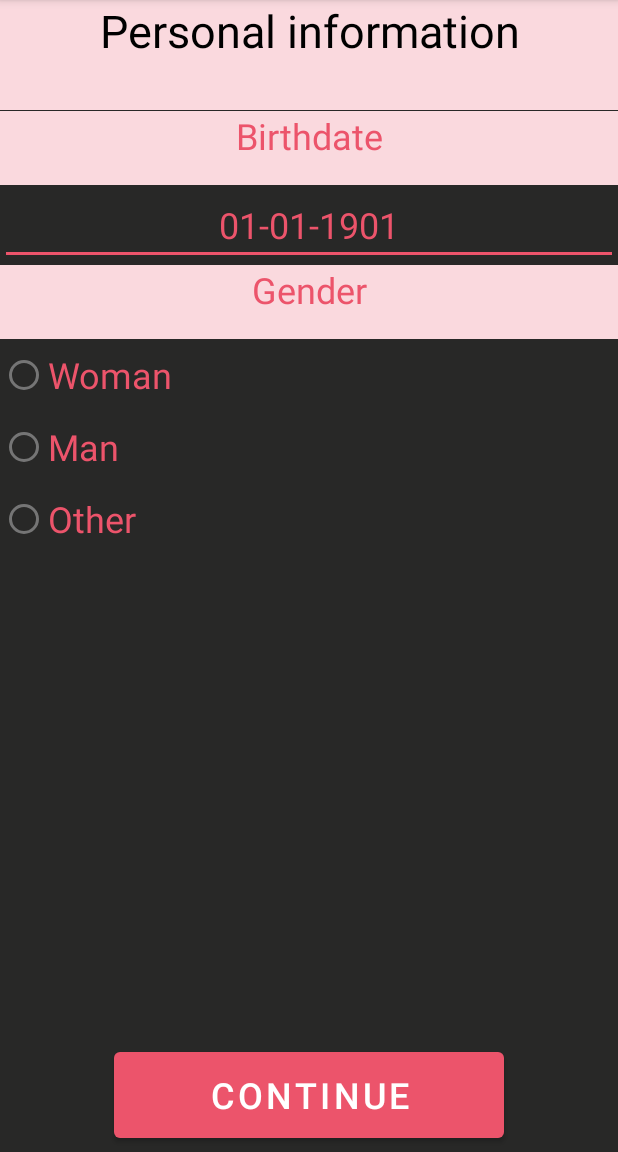
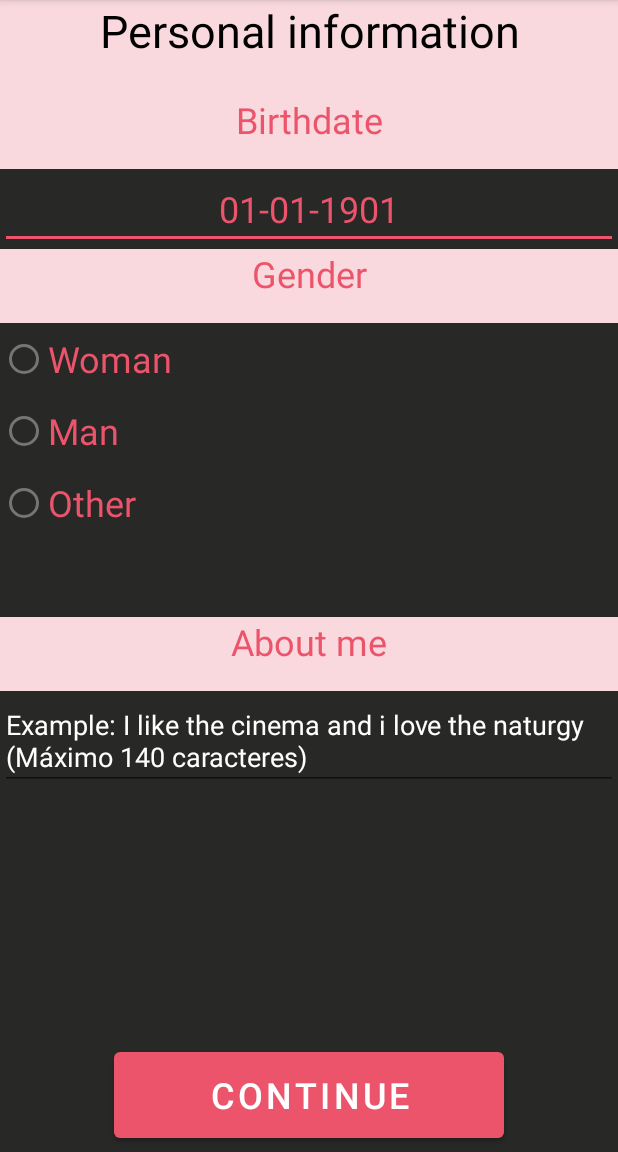
Before and after one commit to Jony8gf/JonathanGonzalezFragaPDM, an Android app: the MainActivity2_DatosPersonales screen opened directly, with no data from a screen before it, on a phone screen of 412 x 824 dp, the part 84-1236 px from its top. Run offline under Robolectric (Android 15) with nearby library versions, the phone set to English and light mode, and no system bars.

Commit message:
Añadir Descipcion sobre cada perfil

```diff
--- a/app/src/main/java/com/example/jonathangonzalezfragapdm/MainActivity2_DatosPersonales.java
+++ b/app/src/main/java/com/example/jonathangonzalezfragapdm/MainActivity2_DatosPersonales.java
@@ -6,6 +6,7 @@ import android.content.Intent;
 import android.os.Bundle;
 import android.view.View;
 import android.widget.ArrayAdapter;
+import android.widget.EditText;
 import android.widget.RadioButton;
 import android.widget.Spinner;
 
@@ -13,6 +14,7 @@ public class MainActivity2_DatosPersonales extends AppCompatActivity {
 
     private Spinner spinner;
     private RadioButton g_otro, g_masc, g_fem;
+    private EditText fecha_nacimiento, descipcion;
 
     String []generos ={"BiGenero",
             "Cross–Dresser",
@@ -47,6 +49,10 @@ public class MainActivity2_DatosPersonales extends AppCompatActivity {
         super.onCreate(savedInstanceState);
         setContentView(R.layout.activity_main_activity2__datos_personales);
 
+        //Asigancion de EditText
+        fecha_nacimiento = findViewById(R.id.editText_FechaNacimiento);
+        descipcion = findViewById(R.id.editText_SobreMi);
+
         //Asignacion de Spinner
         spinner = findViewById(R.id.spinner_Genero);
         ArrayAdapter<String> adapter = new ArrayAdapter<String>(this,android.R.layout.simple_spinner_item, generos);
@@ -74,7 +80,7 @@ public class MainActivity2_DatosPersonales extends AppCompatActivity {
         });
 
         //OnClickListener de g_masc
-        g_fem.setOnClickListener(new View.OnClickListener(){
+        g_masc.setOnClickListener(new View.OnClickListener(){
             @Override
             public void onClick(View view) {
                 spinner.setVisibility(View.INVISIBLE);
--- a/app/src/main/res/layout/activity_main_activity2__datos_personales.xml
+++ b/app/src/main/res/layout/activity_main_activity2__datos_personales.xml
@@ -11,7 +11,7 @@
     <TextView
         android:id="@+id/textView_DatosPersonales"
         android:layout_width="match_parent"
-        android:layout_height="73dp"
+        android:layout_height="64dp"
         android:layout_alignParentStart="true"
         android:layout_alignParentTop="true"
         android:layout_alignParentEnd="true"
@@ -43,15 +43,15 @@
 
     <LinearLayout
         android:layout_width="match_parent"
-        android:layout_height="405dp"
+        android:layout_height="470dp"
         android:layout_alignParentStart="true"
         android:layout_alignParentTop="true"
         android:layout_alignParentEnd="true"
         android:layout_alignParentBottom="true"
         android:layout_marginStart="0dp"
-        android:layout_marginTop="74dp"
+        android:layout_marginTop="63dp"
         android:layout_marginEnd="0dp"
-        android:layout_marginBottom="124dp"
+        android:layout_marginBottom="70dp"
         android:orientation="vertical">
 
         <TextView
@@ -124,6 +124,28 @@
             android:textAlignment="center"
             android:visibility="invisible" />
 
+        <TextView
+            android:id="@+id/textView_SobreMi"
+            android:layout_width="match_parent"
+            android:layout_height="49dp"
+            android:background="@color/pink_safe"
+            android:text="@string/sobre_mi"
+            android:textAlignment="center"
+            android:textColor="@color/pink"
+            android:textSize="24sp" />
+
+        <EditText
+            android:id="@+id/editText_SobreMi"
+            android:layout_width="match_parent"
+            android:layout_height="66dp"
+            android:autofillHints=""
+            android:ems="10"
+            android:gravity="start|top"
+            android:hint="@string/des_sobre_mi"
+            android:inputType="textMultiLine"
+            android:textColor="@color/white"
+            android:textColorHint="@color/white" />
+
     </LinearLayout>
 
 
--- a/app/src/main/res/values/strings.xml
+++ b/app/src/main/res/values/strings.xml
@@ -24,6 +24,8 @@
     <string name="gen_hombre">Man</string>
     <string name="gen_mujer">Woman</string>
     <string name="gen_otro">Other</string>
+    <string name="sobre_mi">About me</string>
+    <string name="des_sobre_mi">Example: I like the cinema and i love the naturgy (Máximo 140 caracteres)</string>
 
 
     <string name="bienvenida">We welcome you to Liebe.</string>
```
Also changed, not shown: app/src/main/AndroidManifest.xml (+7 -5 lines), app/src/main/java/com/example/jonathangonzalezfragapdm/MainActivity2_Index.java (+6 -3 lines), app/src/main/java/com/example/jonathangonzalezfragapdm/MainActivity2_Perfil.java (added, +48 -0 lines), app/src/main/res/layout/activity_main_activity2__index.xml (+13 -5 lines), app/src/main/res/layout/activity_main_activity2__perfil.xml (added, +57 -0 lines), 1 other file.
